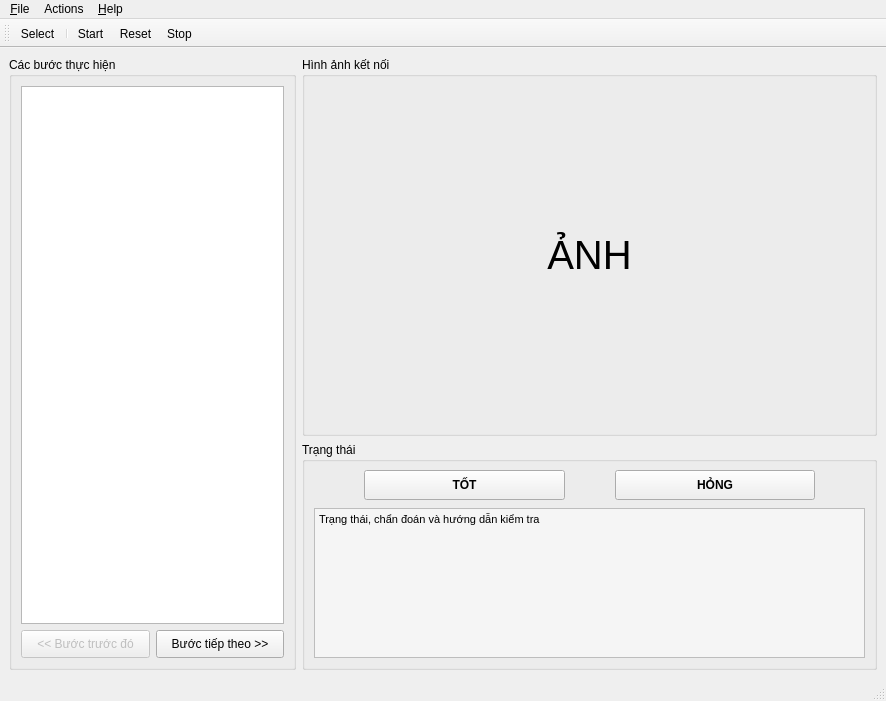
First picture: the form in tester.ui, repository hungrd87/Tester-2025, before the edit.
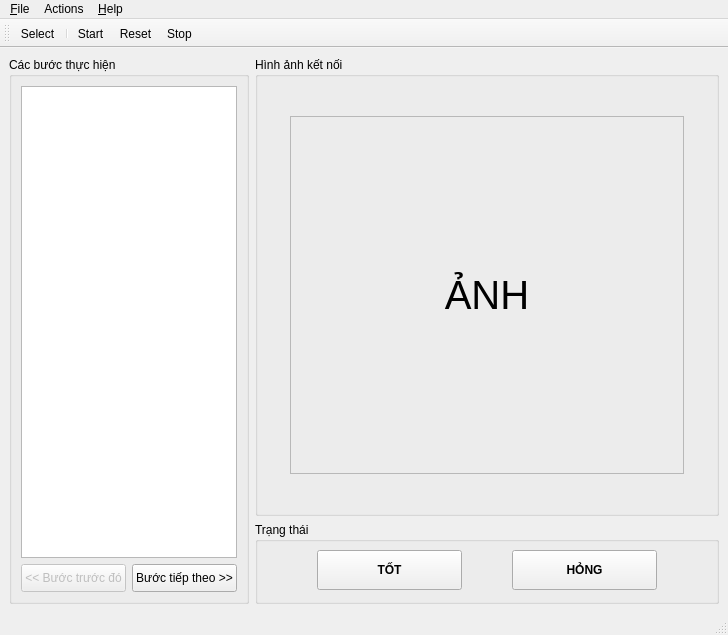
Second picture: the form after the edit. The open tabs and pages were chosen to show the change.

Commit message: Change to new source code model: View - Udp - Tester

The edit to the form file:
```diff
--- a/tester.ui
+++ b/tester.ui
@@ -6,8 +6,8 @@
    <rect>
     <x>0</x>
     <y>0</y>
-    <width>886</width>
-    <height>701</height>
+    <width>728</width>
+    <height>635</height>
    </rect>
   </property>
   <property name="windowTitle">
@@ -168,20 +168,76 @@
        </layout>
       </widget>
       <widget class="QWidget" name="page_2">
-       <layout class="QGridLayout" name="gridLayout" rowstretch="5,3" columnstretch="1,2">
+       <layout class="QGridLayout" name="gridLayout" rowstretch="1,0" columnstretch="1,2">
         <item row="0" column="1">
          <widget class="QGroupBox" name="groupBox_2">
           <property name="title">
            <string>Hình ảnh kết nối</string>
           </property>
-          <layout class="QVBoxLayout" name="verticalLayout_4">
-           <item>
+          <layout class="QGridLayout" name="gridLayout_4">
+           <property name="leftMargin">
+            <number>25</number>
+           </property>
+           <property name="topMargin">
+            <number>25</number>
+           </property>
+           <property name="rightMargin">
+            <number>25</number>
+           </property>
+           <property name="bottomMargin">
+            <number>25</number>
+           </property>
+           <property name="spacing">
+            <number>0</number>
+           </property>
+           <item row="1" column="0">
+            <widget class="QLabel" name="label_6">
+             <property name="text">
+              <string/>
+             </property>
+            </widget>
+           </item>
+           <item row="2" column="1">
+            <widget class="QLabel" name="label_7">
+             <property name="text">
+              <string/>
+             </property>
+            </widget>
+           </item>
+           <item row="1" column="1">
             <widget class="QLabel" name="labelImage">
+             <property name="sizePolicy">
+              <sizepolicy hsizetype="Expanding" vsizetype="Expanding">
+               <horstretch>0</horstretch>
+               <verstretch>0</verstretch>
+              </sizepolicy>
+             </property>
+             <property name="minimumSize">
+              <size>
+               <width>0</width>
+               <height>0</height>
+              </size>
+             </property>
+             <property name="maximumSize">
+              <size>
+               <width>800</width>
+               <height>600</height>
+              </size>
+             </property>
              <property name="font">
               <font>
                <pointsize>30</pointsize>
               </font>
              </property>
+             <property name="layoutDirection">
+              <enum>Qt::LeftToRight</enum>
+             </property>
+             <property name="frameShape">
+              <enum>QFrame::StyledPanel</enum>
+             </property>
+             <property name="frameShadow">
+              <enum>QFrame::Sunken</enum>
+             </property>
              <property name="text">
               <string>ẢNH</string>
              </property>
@@ -193,10 +249,24 @@
              </property>
             </widget>
            </item>
+           <item row="0" column="1">
+            <widget class="QLabel" name="label_5">
+             <property name="text">
+              <string/>
+             </property>
+            </widget>
+           </item>
+           <item row="1" column="2">
+            <widget class="QLabel" name="label_8">
+             <property name="text">
+              <string/>
+             </property>
+            </widget>
+           </item>
           </layout>
          </widget>
         </item>
-        <item row="1" column="1">
+        <item row="1" column="1" alignment="Qt::AlignBottom">
          <widget class="QGroupBox" name="groupBox_3">
           <property name="title">
            <string>Trạng thái</string>
@@ -240,12 +310,11 @@
                 <property name="minimumSize">
                  <size>
                   <width>0</width>
-                  <height>30</height>
+                  <height>40</height>
                  </size>
                 </property>
                 <property name="font">
                  <font>
-                  <weight>75</weight>
                   <bold>true</bold>
                  </font>
                 </property>
@@ -270,7 +339,6 @@
                 </property>
                 <property name="font">
                  <font>
-                  <weight>75</weight>
                   <bold>true</bold>
                  </font>
                 </property>
@@ -285,26 +353,6 @@
              </layout>
             </widget>
            </item>
-           <item>
-            <widget class="QTextEdit" name="textEditResult">
-             <property name="enabled">
-              <bool>true</bool>
-             </property>
-             <property name="styleSheet">
-              <string notr="true">background-color: rgb(245, 245, 245);</string>
-             </property>
-             <property name="readOnly">
-              <bool>true</bool>
-             </property>
-             <property name="html">
-              <string>&lt;!DOCTYPE HTML PUBLIC &quot;-//W3C//DTD HTML 4.0//EN&quot; &quot;http://www.w3.org/TR/REC-html40/strict.dtd&quot;&gt;
-&lt;html&gt;&lt;head&gt;&lt;meta name=&quot;qrichtext&quot; content=&quot;1&quot; /&gt;&lt;style type=&quot;text/css&quot;&gt;
-p, li { white-space: pre-wrap; }
-&lt;/style&gt;&lt;/head&gt;&lt;body style=&quot; font-family:'MS Shell Dlg 2'; font-size:8.25pt; font-weight:400; font-style:normal;&quot;&gt;
-&lt;p style=&quot; margin-top:0px; margin-bottom:0px; margin-left:0px; margin-right:0px; -qt-block-indent:0; text-indent:0px;&quot;&gt;Trạng thái, chẩn đoán và hướng dẫn kiểm tra&lt;/p&gt;&lt;/body&gt;&lt;/html&gt;</string>
-             </property>
-            </widget>
-           </item>
           </layout>
          </widget>
         </item>
@@ -387,8 +435,8 @@
     <rect>
      <x>0</x>
      <y>0</y>
-     <width>886</width>
-     <height>21</height>
+     <width>728</width>
+     <height>22</height>
     </rect>
    </property>
    <widget class="QMenu" name="menuFile">
```
Left out of the diff: 16 changed lines with no effect on the pictures. The commit also changes 74 other files.
